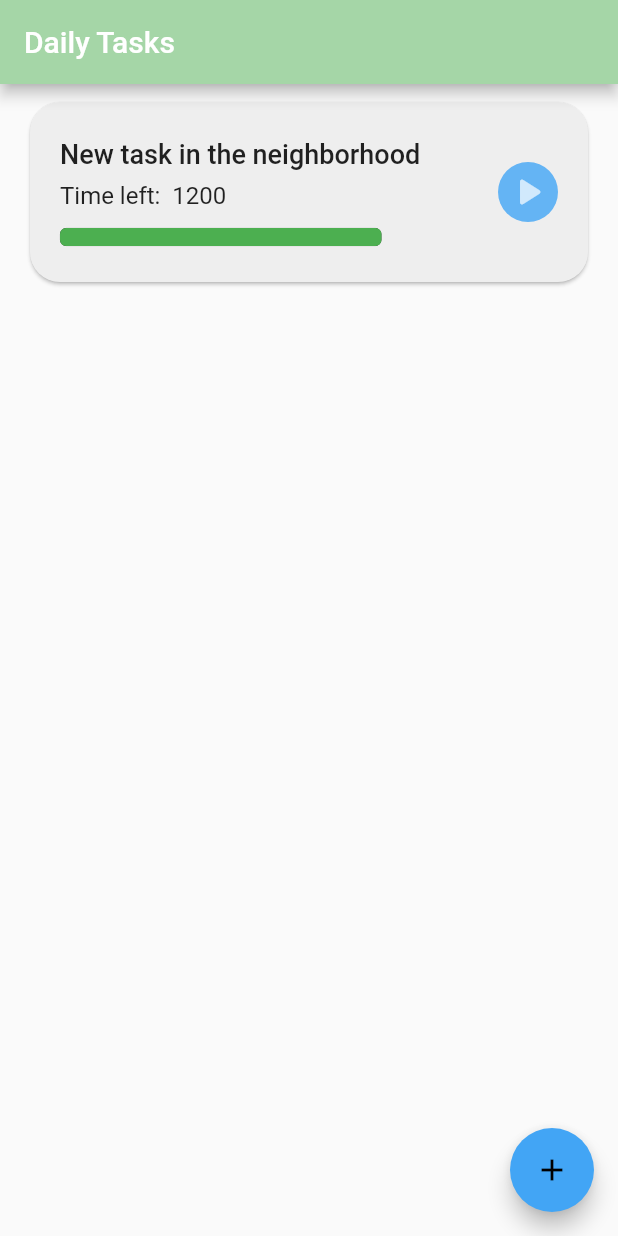
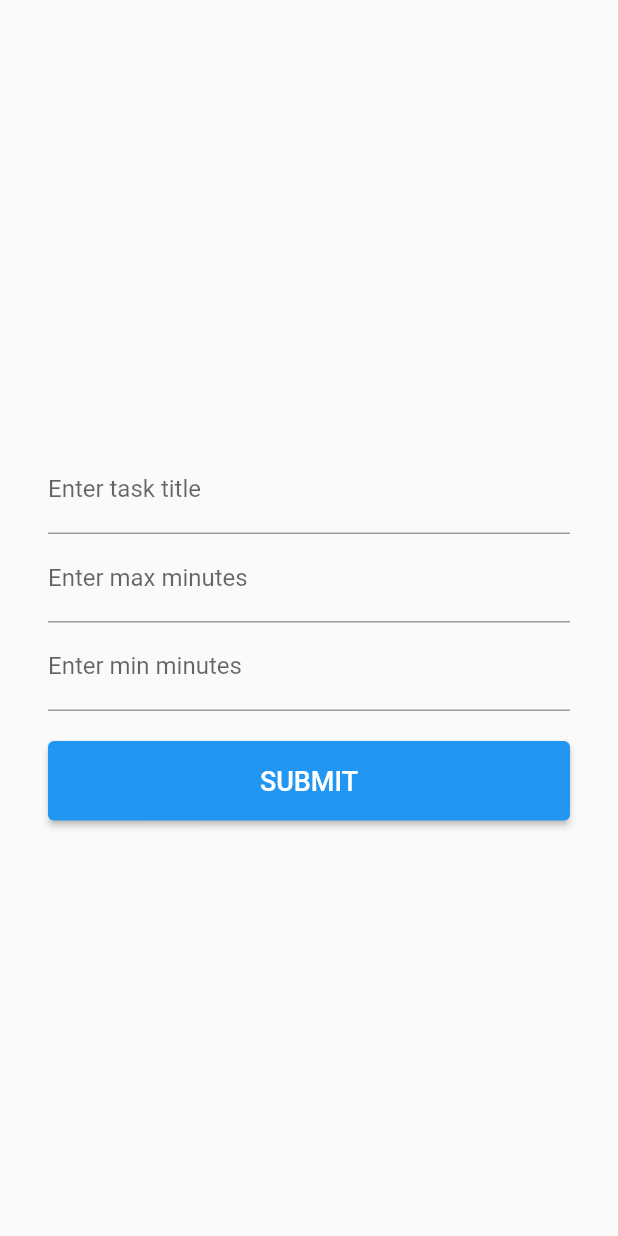
Before and after one commit to usavas/tasktimed, a Flutter app: the screen it shows after launch, after a tap on the "add" icon, on a phone screen of 412 x 824 dp. Run offline on Flutter 3.47's test engine with Material 2 defaults, Android fonts, the phone set to English and light mode, and no system bars; drawn by our look-alikes of flutter_slidable; our stand-ins replace bloc, flutter_bloc, shared_preferences.

Commit message:
add new task screen

```diff
--- a/lib/res/themeData.dart
+++ b/lib/res/themeData.dart
@@ -19,7 +19,7 @@ ThemeData kLightTheme = ThemeData(
     shape: RoundedRectangleBorder(
       borderRadius: BorderRadius.circular(20),
     ),
-    padding: EdgeInsets.symmetric(horizontal: 20, vertical: 10),
+    // padding: EdgeInsets.symmetric(horizontal: 20, vertical: 10),
   ),
   // dialogTheme: DialogTheme(),
   // iconTheme: IconThemeData(),
--- a/lib/views/home_screen.dart
+++ b/lib/views/home_screen.dart
@@ -4,6 +4,7 @@ import 'package:todotimer/bloc/dailytask_bloc/dailytask_bloc.dart';
 import 'package:todotimer/bloc/taskbloc/tasks_bloc.dart';
 import 'package:todotimer/models/task.dart';
 import 'package:todotimer/views/daily_task_item.dart';
+import 'package:todotimer/views/task_screen.dart';
 import 'package:uuid/uuid.dart';
 
 class HomeScreen extends StatefulWidget {
@@ -41,13 +42,19 @@ class _HomeScreenState extends State<HomeScreen> {
               })),
               floatingActionButton: FloatingActionButton(
                 onPressed: () {
-                  var bloc = BlocProvider.of<TasksBloc>(taskContext);
-                  bloc.add(AddNewTask(Task(
-                    uid: Uuid().v4(),
-                    title: "New task in the neighborhood",
-                    minSeconds: 120,
-                    maxSeconds: 1200,
-                  )));
+                  Navigator.push(context,
+                      MaterialPageRoute(builder: (context) => TaskScreen()));
+
+                  // // add new task
+                  // var bloc = BlocProvider.of<TasksBloc>(taskContext);
+                  // bloc.add(
+                  //   AddNewTask(Task(
+                  //   uid: Uuid().v4(),
+                  //   title: "New task in the neighborhood",
+                  //   minSeconds: 120,
+                  //   maxSeconds: 1200,
+                  // )
+                  // ));
                 },
                 tooltip: 'Add new task',
                 child: Icon(Icons.add),
--- /dev/null
+++ b/lib/views/task_screen.dart
@@ -0,0 +1,71 @@
+import 'package:flutter/material.dart';
+import 'package:flutter_bloc/flutter_bloc.dart';
+import 'package:todotimer/bloc/taskbloc/tasks_bloc.dart';
+import 'package:todotimer/models/task.dart';
+import 'package:uuid/uuid.dart';
+
+class TaskScreen extends StatefulWidget {
+  TaskScreen();
+
+  @override
+  _TaskScreenState createState() => _TaskScreenState();
+}
+
+class _TaskScreenState extends State<TaskScreen> {
+  var _titleController = new TextEditingController();
+  var _maxController = new TextEditingController();
+  var _minController = new TextEditingController();
+
+  @override
+  Widget build(BuildContext context) {
+    return Scaffold(
+      body: Container(
+        alignment: Alignment.center,
+        margin: EdgeInsets.only(
+          top: 20,
+          left: 32,
+          right: 32,
+        ),
+        child: Column(
+          mainAxisAlignment: MainAxisAlignment.center,
+          children: [
+            TextFormField(
+              decoration: InputDecoration(labelText: "Enter task title"),
+              controller: _titleController,
+            ),
+            TextFormField(
+              decoration: InputDecoration(labelText: "Enter max minutes"),
+              keyboardType: TextInputType.number,
+              controller: _maxController,
+            ),
+            TextFormField(
+              decoration: InputDecoration(labelText: "Enter min minutes"),
+              keyboardType: TextInputType.number,
+              controller: _minController,
+            ),
+            Padding(padding: EdgeInsets.only(top: 20)),
+            ElevatedButton(
+              child: Container(
+                  width: double.infinity,
+                  alignment: Alignment.center,
+                  padding: EdgeInsets.symmetric(vertical: 16, horizontal: 20),
+                  child: Text(
+                    'SUBMIT',
+                    style: TextStyle(fontSize: 18),
+                  )),
+              onPressed: () {
+                var _bloc = BlocProvider.of<TasksBloc>(context);
+                _bloc.add(AddNewTask(Task(
+                  uid: Uuid().v4(),
+                  title: _titleController.text,
+                  maxSeconds: int.tryParse(_maxController.text),
+                  minSeconds: int.tryParse(_minController.text),
+                )));
+              },
+            )
+          ],
+        ),
+      ),
+    );
+  }
+}
```
